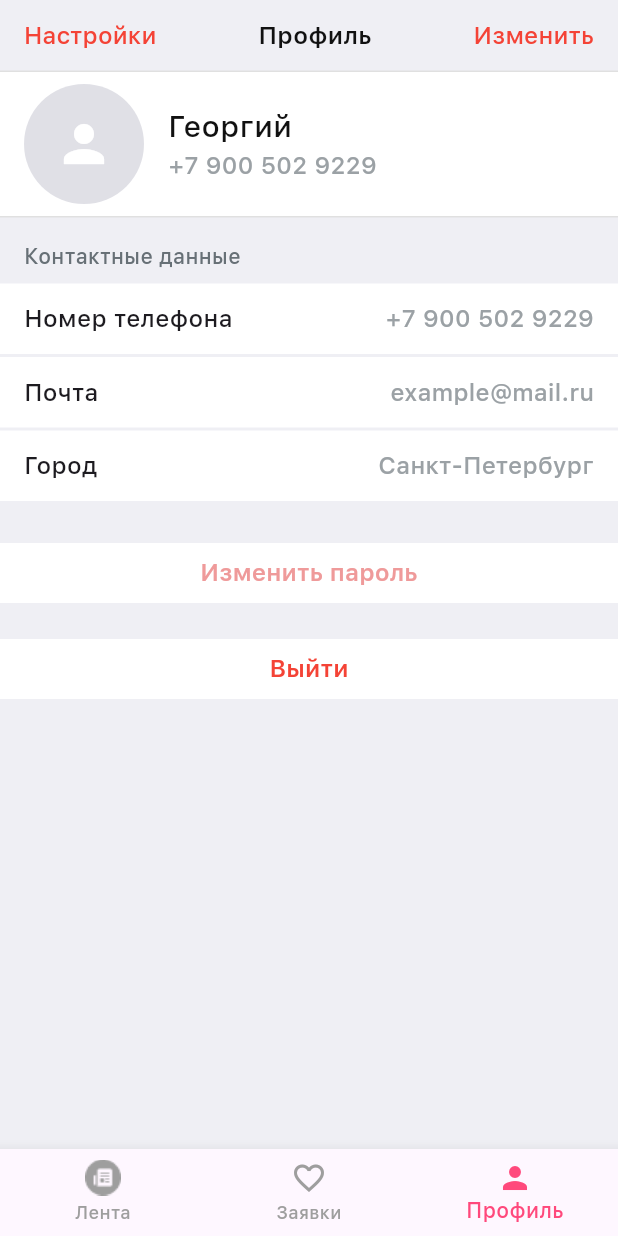
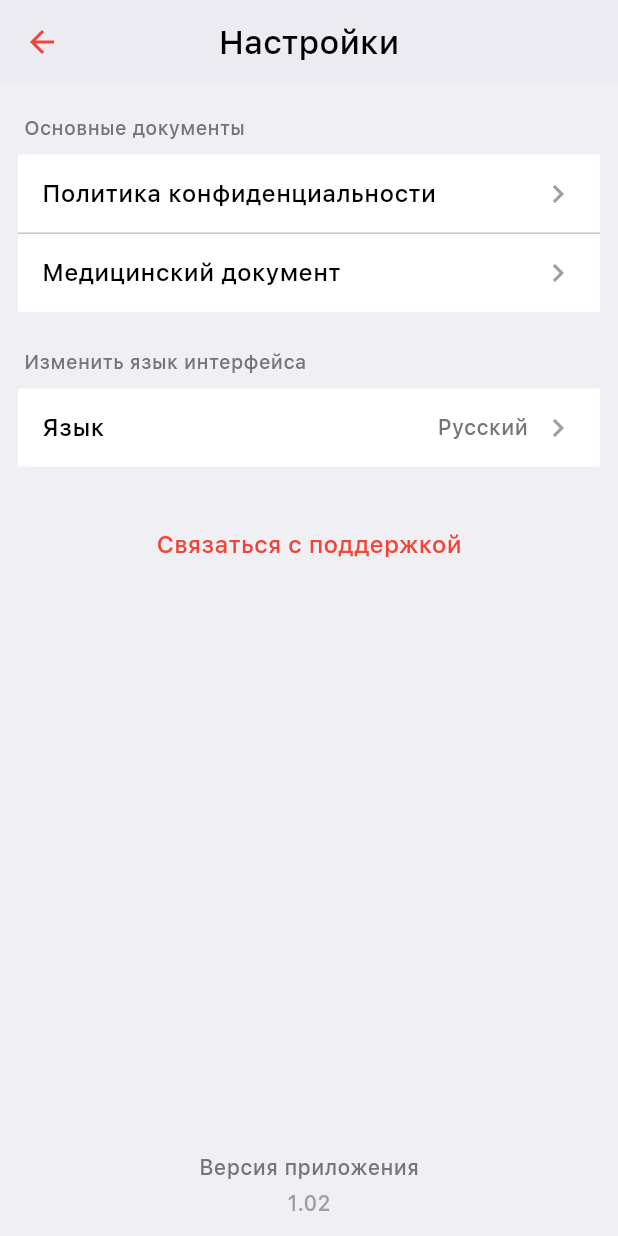
Before and after one commit to Striker32/Telemedicine, a Flutter app: the screen it shows after launch, on a phone screen of 412 x 824 dp. Run offline on Flutter 3.47's test engine with Material 3 defaults, Android fonts, the phone set to English and light mode, and no system bars; our stand-ins replace firebase_auth, firebase_core; accounts and stored records are empty; project files that could hold a hidden picture were left out.

Commit message:
not stable

```diff
--- a/lib/Services/Bottom_Navigator.dart
+++ b/lib/Services/Bottom_Navigator.dart
@@ -41,8 +41,12 @@ class _BottomNavigatorState extends State<BottomNavigator> {
             ),
           ),
           BottomNavigationBarItem(
-            icon: Icon(Icons.favorite_border),
+            icon: ImageIcon(AssetImage('assets/images/icons/heart_icon.png')),
             label: 'Заявки',
+            activeIcon: ImageIcon(
+              AssetImage('assets/images/icons/heart_icon.png'),
+              color: const Color(0xFFFF497C),
+            ),
           ),
           BottomNavigationBarItem(icon: Icon(Icons.person), label: 'Профиль'),
         ],
--- a/lib/main.dart
+++ b/lib/main.dart
@@ -1,6 +1,7 @@
 import 'package:firebase_core/firebase_core.dart';
 import 'package:last_telemedicine/pages/Choose_profile.dart';
 import 'package:last_telemedicine/pages/user_pages/login_user.dart';
+import 'package:last_telemedicine/pages/user_pages/profile_settings_user.dart';
 import 'package:last_telemedicine/pages/user_pages/profile_user.dart';
 import 'package:last_telemedicine/pages/user_pages/register_user.dart';
 import 'Services/Bottom_Navigator.dart';
@@ -25,7 +26,7 @@ class Myapp extends StatelessWidget {
   Widget build(BuildContext context) {
     return MaterialApp(
       debugShowCheckedModeBanner: false,
-        home: BottomNavigator(),
+        home: SettingsPage(),
         theme: ThemeData(
           fontFamily: "SF Pro Display",
         ),
--- /dev/null
+++ b/lib/pages/user_pages/profile_settings_user.dart
@@ -0,0 +1,273 @@
+import 'package:flutter/material.dart';
+
+class SettingsPage extends StatefulWidget {
+  final String appVersion;
+
+  const SettingsPage({Key? key, this.appVersion = '1.02'}) : super(key: key);
+
+  @override
+  State<SettingsPage> createState() => _SettingsPageState();
+}
+
+class _SettingsPageState extends State<SettingsPage> {
+  String _currentLanguage = 'Русский';
+
+  void _openPrivacyPolicy() {
+    // Навигация на страницу политики конфиденциальности
+    Navigator.push(
+      context,
+      MaterialPageRoute(builder: (_) => PrivacyPolicyPage()),
+    );
+  }
+
+  void _openMedicalDocument() {
+    // Навигация на медицинский документ
+    Navigator.push(
+      context,
+      MaterialPageRoute(builder: (_) => MedicalDocumentPage()),
+    );
+  }
+
+  void _changeLanguage() async {
+    // Пример: открыть страницу выбора языка и ждать результата
+    final result = await Navigator.push<String>(
+      context,
+      MaterialPageRoute(
+        builder: (_) => LanguageSelectionPage(selected: _currentLanguage),
+      ),
+    );
+    if (result != null && result != _currentLanguage) {
+      setState(() => _currentLanguage = result);
+      // Здесь можно вызвать сохранение в настройки/сервер
+    }
+  }
+
+  void _contactSupport() {
+    // Пример: открыть почтовый клиент, чат, или перейти на страницу поддержки
+    // Реализация зависит от вашей логики
+    showDialog(
+      context: context,
+      builder: (_) => AlertDialog(
+        title: const Text('Связаться с поддержкой'),
+        content: const Text('Открыть почту или чат поддержки.'),
+        actions: [
+          TextButton(
+            onPressed: () => Navigator.pop(context),
+            child: const Text('Отмена'),
+          ),
+          TextButton(
+            onPressed: () => Navigator.pop(context),
+            child: const Text('ОК'),
+          ),
+        ],
+      ),
+    );
+  }
+
+  @override
+  Widget build(BuildContext context) {
+    final divider = const Divider(height: 1, thickness: 1);
+    final sectionHeaderStyle = TextStyle(color: Colors.grey[600], fontSize: 13);
+
+    return Scaffold(
+      appBar: AppBar(
+        leading: BackButton(color: Colors.red),
+        centerTitle: true,
+        title: const Text('Настройки', style: TextStyle(color: Colors.black)),
+        backgroundColor: Color(0xFFEFEFF4),
+        elevation: 0.5,
+      ),
+      body: SafeArea(
+        child: Column(
+          children: [
+            // Список настроек в Expanded
+            Expanded(
+              child: ListView(
+                children: [
+                  // Section: Основные документы
+                  Padding(
+                    padding: const EdgeInsets.fromLTRB(16, 20, 16, 8),
+                    child: Text(
+                      'Основные документы',
+                      style: sectionHeaderStyle,
+                    ),
+                  ),
+                  Card(
+                    margin: const EdgeInsets.symmetric(horizontal: 12),
+                    elevation: 0,
+                    shape: RoundedRectangleBorder(
+                      borderRadius: BorderRadius.circular(8),
+                    ),
+                    child: Column(
+                      children: [
+                        _SettingsTile(
+                          text: 'Политика конфиденциальности',
+                          onTap: _openPrivacyPolicy,
+                        ),
+                        divider,
+                        _SettingsTile(
+                          text: 'Медицинский документ',
+                          onTap: _openMedicalDocument,
+                        ),
+                      ],
+                    ),
+                  ),
+
+                  // Section: Язык интерфейса
+                  Padding(
+                    padding: const EdgeInsets.fromLTRB(16, 24, 16, 8),
+                    child: Text(
+                      'Изменить язык интерфейса',
+                      style: sectionHeaderStyle,
+                    ),
+                  ),
+                  Card(
+                    margin: const EdgeInsets.symmetric(horizontal: 12),
+                    elevation: 0,
+                    shape: RoundedRectangleBorder(
+                      borderRadius: BorderRadius.circular(8),
+                    ),
+                    child: _SettingsTile(
+                      text: 'Язык',
+                      trailing: Text(
+                        _currentLanguage,
+                        style: TextStyle(color: Colors.grey[600]),
+                      ),
+                      onTap: _changeLanguage,
+                    ),
+                  ),
+
+                  // Contact support
+                  const SizedBox(height: 28),
+                  Center(
+                    child: TextButton(
+                      onPressed: _contactSupport,
+                      child: const Text(
+                        'Связаться с поддержкой',
+                        style: TextStyle(color: Colors.red, fontSize: 16),
+                      ),
+                    ),
+                  ),
+                ],
+              ),
+            ),
+
+            // Версия приложения снизу
+            Padding(
+              padding: const EdgeInsets.symmetric(vertical: 12),
+              child: Column(
+                mainAxisSize: MainAxisSize.min,
+                children: [
+                  Text(
+                    'Версия приложения',
+                    style: TextStyle(color: Colors.grey[600]),
+                  ),
+                  const SizedBox(height: 4),
+                  Text(
+                    widget.appVersion,
+                    style: const TextStyle(
+                      color: Colors.grey,
+                      fontWeight: FontWeight.w500,
+                    ),
+                  ),
+                ],
+              ),
+            ),
+          ],
+        ),
+      ),
+      backgroundColor: const Color(0xFFEFEFF4),
+    );
+  }
+}
+
+/// Переиспользуемый виджет строки настройки
+class _SettingsTile extends StatelessWidget {
+  final String text;
+  final Widget? trailing;
+  final VoidCallback onTap;
+
+  const _SettingsTile({
+    Key? key,
+    required this.text,
+    required this.onTap,
+    this.trailing,
+  }) : super(key: key);
+
+  @override
+  Widget build(BuildContext context) {
+    return Material(
+      color: Colors.white,
+      child: InkWell(
+        onTap: onTap,
+        child: Padding(
+          padding: const EdgeInsets.symmetric(horizontal: 16, vertical: 14),
+          child: Row(
+            children: [
+              Expanded(
+                child: Text(
+                  text,
+                  style: const TextStyle(fontSize: 16, color: Colors.black),
+                ),
+              ),
+              if (trailing != null) ...[trailing!, const SizedBox(width: 8)],
+              const Icon(Icons.chevron_right, color: Colors.grey),
+            ],
+          ),
+        ),
+      ),
+    );
+  }
+}
+
+/// Заглушка: страница политики конфиденциальности
+class PrivacyPolicyPage extends StatelessWidget {
+  @override
+  Widget build(BuildContext context) {
+    return Scaffold(
+      appBar: AppBar(title: const Text('Политика конфиденциальности')),
+      body: const Center(child: Text('Текст политики')),
+    );
+  }
+}
+
+/// Заглушка: медицинский документ
+class MedicalDocumentPage extends StatelessWidget {
+  @override
+  Widget build(BuildContext context) {
+    return Scaffold(
+      appBar: AppBar(title: const Text('Медицинский документ')),
+      body: const Center(child: Text('Мед. документ')),
+    );
+  }
+}
+
+/// Страница выбора языка (возвращает выбранный язык через Navigator.pop)
+class LanguageSelectionPage extends StatelessWidget {
+  final String? selected;
+
+  const LanguageSelectionPage({Key? key, this.selected}) : super(key: key);
+
+  @override
+  Widget build(BuildContext context) {
+    final languages = ['Русский', 'English', 'Français'];
+    return Scaffold(
+      appBar: AppBar(title: const Text('Выберите язык')),
+      body: ListView.separated(
+        itemCount: languages.length,
+        separatorBuilder: (_, __) => const Divider(height: 1),
+        itemBuilder: (context, index) {
+          final lang = languages[index];
+          final isSelected = lang == selected;
+          return ListTile(
+            title: Text(lang),
+            trailing: isSelected
+                ? const Icon(Icons.check, color: Colors.blue)
+                : null,
+            onTap: () => Navigator.pop(context, lang),
+          );
+        },
+      ),
+    );
+  }
+}
--- a/lib/pages/user_pages/profile_user.dart
+++ b/lib/pages/user_pages/profile_user.dart
@@ -1,6 +1,9 @@
 import 'package:flutter/material.dart';
 import 'package:last_telemedicine/components/custom_button.dart';
 import 'package:last_telemedicine/Services/Bottom_Navigator.dart';
+
+import '../../components/DividerLine.dart';
+import '../../components/Infofield.dart';
 
 class ProfilePage extends StatefulWidget {
   const ProfilePage({Key? key}) : super(key: key);
@@ -147,31 +150,31 @@ class _ProfilePageState extends State<ProfilePage> {
 
             // Поля информации — без иконок, с тонкими разделителями
 
-            const _InfoField(
+            const InfoField(
                 title: 'Номер телефона',
                 value: '+7 900 502 9229'
             ),
 
-            const _DividerLine(),
+            const DividerLine(),
 
-            const _InfoField(
+            const InfoField(
                 title: 'Почта',
                 value: 'example@mail.ru',
 
             ),
 
-            const _DividerLine(),
+            const DividerLine(),
 
-            const _InfoField(
+            const InfoField(
                 title: 'Город',
                 value: 'Санкт-Петербург',
             ),
 
-            const _DividerLine(),
+            const DividerLine(),
 
             const SizedBox(height: 20),
 
-            const _DividerLine(),
+            const DividerLine(),
 
             // Кнопки действий
             Padding(
@@ -183,20 +186,20 @@ class _ProfilePageState extends State<ProfilePage> {
                     color: Colors.red.shade200,
                   ),
 
-                  const _DividerLine(),
+                  const DividerLine(),
 
 
                   const SizedBox(height: 12),
 
 
-                  const _DividerLine(),
+                  const DividerLine(),
 
                   const CustomButton(
                     label: 'Выйти',
                     color: Colors.red,
                   ),
 
-                  const _DividerLine(),
+                  const DividerLine(),
                 ],
               ),
             ),
@@ -208,73 +211,3 @@ class _ProfilePageState extends State<ProfilePage> {
     );
   }
 }
-
-// Поле информации: заголовок и значение, без иконок
-class _InfoField extends StatelessWidget {
-  final String title;
-  final String value;
-
-  const _InfoField({
-    Key? key,
-    required this.title,
-    required this.value,
-
-  }) : super(key: key);
-
-  @override
-  Widget build(BuildContext context) {
-    return InkWell(
-      onTap: () {
-        // TODO: действие по тапу поля (если требуется)
-      },
-      child: Container(
-        color: Colors.white,
-        padding: const EdgeInsets.symmetric(horizontal: 16, vertical: 12),
-        child: Container(
-          child: Row(
-            crossAxisAlignment: CrossAxisAlignment.start,
-            children: [
-              Text(
-                title,
-                style: const TextStyle(
-                    fontSize: 16,
-                    fontWeight: FontWeight.w400,
-                ),
-              ),
-              const Spacer(),
-              Text(
-                value,
-                style: const TextStyle(
-                    fontSize: 16,
-                    fontWeight: FontWeight.w400,
-                    color: _ProfilePageState.kSecondaryText,
-
-                ),
-              ),
-            ],
-          ),
-        ),
-      ),
-    );
-  }
-}
-
-class _DividerLine extends StatelessWidget {
-  final double lenght;
-
-  const _DividerLine({
-    Key? key,
-    this.lenght = 1.0,
-  }) : super(key: key);
-
-  @override
-  Widget build(BuildContext context) {
-    return Padding(
-      padding: EdgeInsets.symmetric(horizontal: lenght),
-      child: const Divider(
-          height: 2,
-          color: _ProfilePageState.kDivider,
-      ),
-    );
-  }
-}
--- a/pubspec.yaml
+++ b/pubspec.yaml
@@ -60,7 +60,7 @@ flutter:
   uses-material-design: true
   assets:
     - assets/fonts/
-    - assets/images/icons/feed_icon.png
+    - assets/images/icons/
 
   fonts:
     - family: SF Pro Display
```
Also changed, not shown: lib/components/DividerLine.dart (added, +23 -0 lines), lib/components/Infofield.dart (added, +53 -0 lines), assets/images/icons/heart_icon.png (added).
